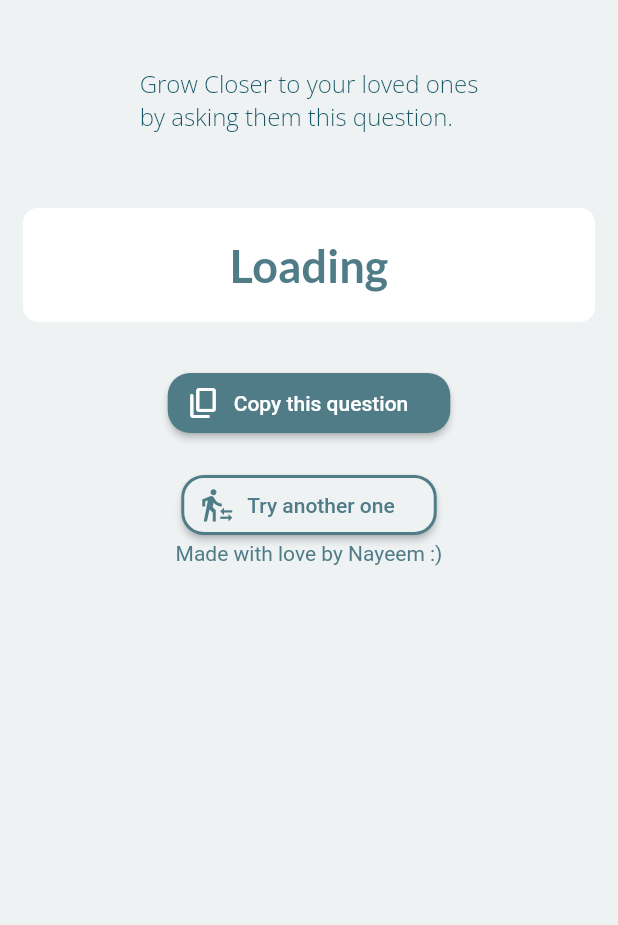
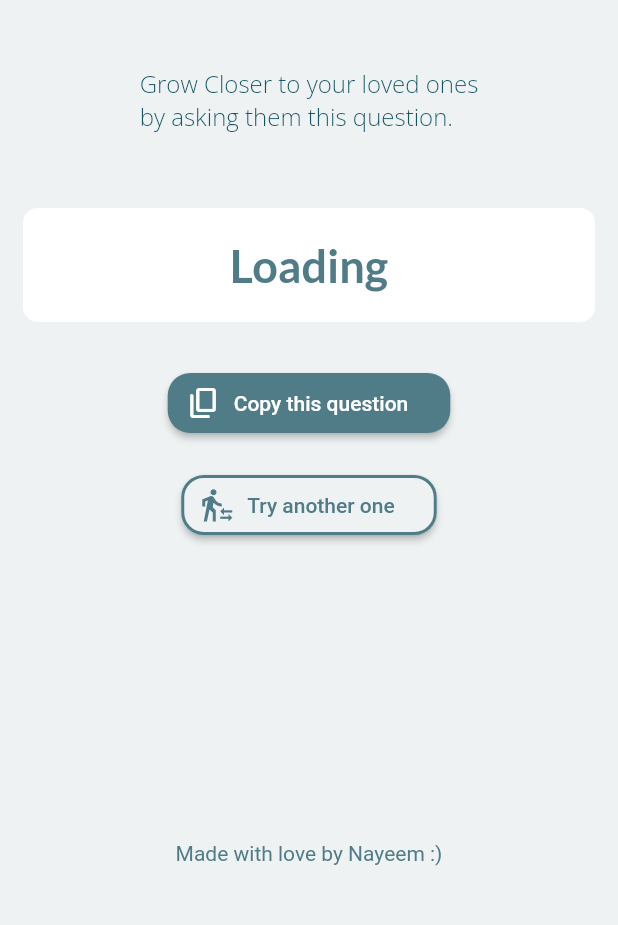
Before and after one commit to whatknot23/Front-end-flutter-projects, a Flutter app: the screen it shows after launch, on a phone screen of 412 x 824 dp, the part 126-1051 px from its top. Run offline on Flutter 3.47's test engine with Material 2 defaults, Android fonts, the phone set to English and light mode, and no system bars; our stand-ins replace animated_splash_screen, get, google_fonts; missing offline and left inert: dart:html; Roboto replaces fonts that are missing (Mukta).

Commit message:
first_ask_while_you_can repaired.
Signed-off-by: whatknot23 <touhidulraquib23@gmail.com>

```diff
--- a/first_ask_while_you_can/lib/screens/home_view.dart
+++ b/first_ask_while_you_can/lib/screens/home_view.dart
@@ -10,7 +10,7 @@ class HomeView extends StatelessWidget {
     return Scaffold(
       body: LayoutBuilder(builder: (_, constrains) {
         if (constrains.maxWidth <= 720) {
-          return PhoneView();
+          return const PhoneView();
         } else {
           return const WebView();
         }
--- a/first_ask_while_you_can/lib/views/phone_view.dart
+++ b/first_ask_while_you_can/lib/views/phone_view.dart
@@ -1,3 +1,5 @@
+// ignore_for_file: unnecessary_new
+
 import 'package:flutter/material.dart';
 import 'package:google_fonts/google_fonts.dart';
 import 'dart:html' as html;
@@ -40,7 +42,7 @@ class _PhoneViewState extends State<PhoneView> {
       child: Container(
         height: _height,
         width: _width,
-        color: Color.fromARGB(255, 238, 242, 243),
+        color: const Color.fromARGB(255, 238, 242, 243),
         child: Column(children: [
           Row(
             mainAxisAlignment: MainAxisAlignment.spaceBetween,
@@ -60,11 +62,11 @@ class _PhoneViewState extends State<PhoneView> {
                 height: MediaQuery.of(context).size.height / 12,
                 child: ElevatedButton(
                   style: ElevatedButton.styleFrom(
-                      side: BorderSide(
+                      side: const BorderSide(
                           width: 2,
                           color: Color.fromARGB(255, 79, 124, 135),
                           style: BorderStyle.solid),
-                      primary: Color.fromARGB(255, 238, 242, 243)),
+                      primary: const Color.fromARGB(255, 238, 242, 243)),
                   onPressed: () {
                     const url = "https://www.timewell.io/";
                     html.window.open(url, "time well");
@@ -83,7 +85,7 @@ class _PhoneViewState extends State<PhoneView> {
           ),
           Text("Grow Closer to your loved ones\nby asking them this question.",
               style: GoogleFonts.openSans(
-                  color: Color.fromARGB(255, 20, 85, 100),
+                  color: const Color.fromARGB(255, 20, 85, 100),
                   fontSize: 16,
                   fontWeight: FontWeight.w300,
                   fontStyle: FontStyle.normal)),
@@ -93,11 +95,11 @@ class _PhoneViewState extends State<PhoneView> {
             child: flag == true
                 ? Container(
                     alignment: Alignment.centerRight,
-                    padding:
-                        EdgeInsets.only(top: 16, bottom: 8, left: 6, right: 6),
+                    padding: const EdgeInsets.only(
+                        top: 16, bottom: 8, left: 6, right: 6),
                     child: ElevatedButton(
                         style: ElevatedButton.styleFrom(
-                            primary: Color.fromARGB(255, 79, 124, 135)),
+                            primary: const Color.fromARGB(255, 79, 124, 135)),
                         onPressed: () {
                           setState(() {
                             copyText = true;
@@ -123,7 +125,8 @@ class _PhoneViewState extends State<PhoneView> {
                 decoration: BoxDecoration(
                   border: flag == true
                       ? Border.all(
-                          width: 4, color: Color.fromARGB(255, 53, 84, 91))
+                          width: 4,
+                          color: const Color.fromARGB(255, 53, 84, 91))
                       : null,
                   borderRadius: BorderRadius.circular(10),
                   color: Colors.white,
@@ -135,7 +138,7 @@ class _PhoneViewState extends State<PhoneView> {
                     textList[index],
                     textAlign: TextAlign.center,
                     style: GoogleFonts.lato(
-                      textStyle: TextStyle(
+                      textStyle: const TextStyle(
                           fontWeight: FontWeight.bold,
                           fontSize: 30,
                           color: Color.fromARGB(255, 79, 124, 135)),
@@ -145,7 +148,7 @@ class _PhoneViewState extends State<PhoneView> {
               ),
             ),
           ),
-          SizedBox(
+          const SizedBox(
             height: 30,
           ),
           ElevatedButton.icon(
@@ -153,31 +156,31 @@ class _PhoneViewState extends State<PhoneView> {
               shape: new RoundedRectangleBorder(
                 borderRadius: new BorderRadius.circular(15.0),
               ),
-              primary: Color.fromARGB(255, 79, 124, 135),
+              primary: const Color.fromARGB(255, 79, 124, 135),
             ),
             onPressed: () {},
             icon: const Icon(Icons.copy_rounded),
-            label: Padding(
-              padding: const EdgeInsets.only(top: 12.0, bottom: 12, right: 12),
+            label: const Padding(
+              padding: EdgeInsets.only(top: 12.0, bottom: 12, right: 12),
               child: Text(
                 "Copy this question",
                 style: TextStyle(color: Colors.white),
               ),
             ),
           ),
-          SizedBox(
+          const SizedBox(
             height: 20,
           ),
           ElevatedButton.icon(
             style: ElevatedButton.styleFrom(
-              side: BorderSide(
+              side: const BorderSide(
                   width: 2,
                   color: Color.fromARGB(255, 79, 124, 135),
                   style: BorderStyle.solid),
               shape: new RoundedRectangleBorder(
                 borderRadius: new BorderRadius.circular(15.0),
               ),
-              primary: Color.fromARGB(255, 238, 242, 243),
+              primary: const Color.fromARGB(255, 238, 242, 243),
             ),
             onPressed: () {
               setState(() {
@@ -188,18 +191,18 @@ class _PhoneViewState extends State<PhoneView> {
               Icons.transfer_within_a_station_sharp,
               color: Color.fromARGB(255, 79, 124, 135),
             ),
-            label: Padding(
-              padding: const EdgeInsets.only(top: 12.0, bottom: 12, right: 12),
+            label: const Padding(
+              padding: EdgeInsets.only(top: 12.0, bottom: 12, right: 12),
               child: Text(
                 "Try another one",
                 style: TextStyle(color: Color.fromARGB(255, 79, 124, 135)),
               ),
             ),
           ),
-          IntrinsicHeight(
-              child: Text("Made with love by Nayeem :)",
-                  style: GoogleFonts.mukta(
-                      color: Color.fromARGB(255, 79, 124, 135)))),
+          SizedBox(height: 200),
+          Text("Made with love by Nayeem :)",
+              style: GoogleFonts.mukta(
+                  color: const Color.fromARGB(255, 79, 124, 135))),
         ]),
       ),
     );
```
